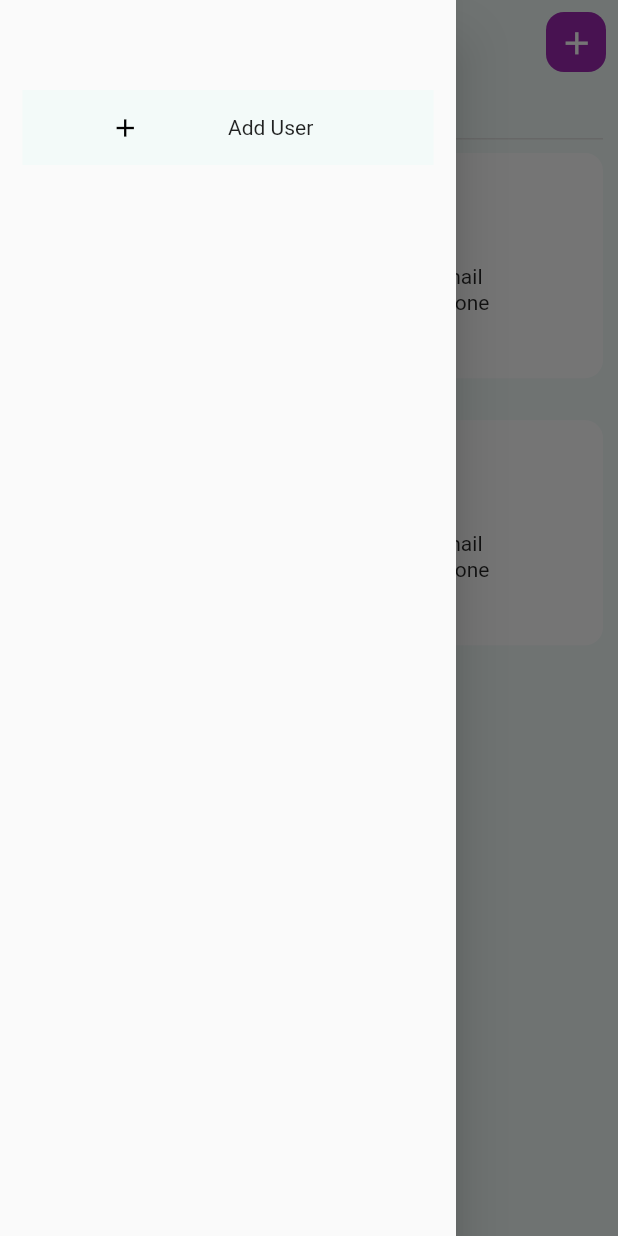
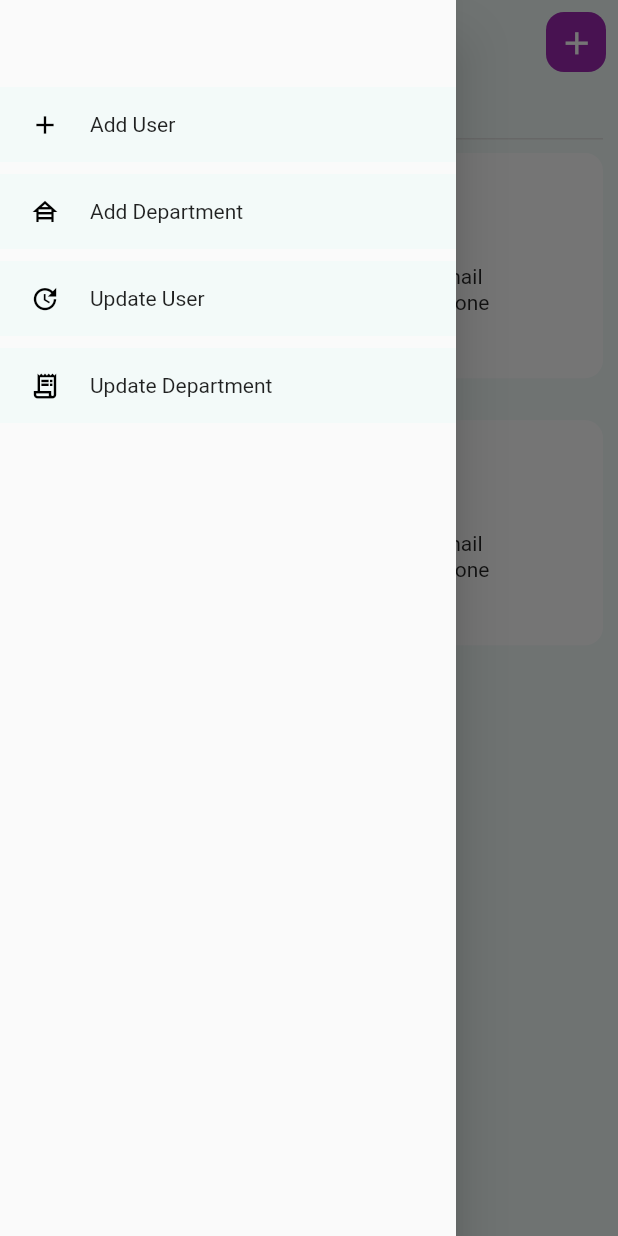
Before and after one commit to iMohamedAhmed195/agile, a Flutter app: the HomeAdminView screen opened by its route, with the side drawer open, on a phone screen of 412 x 824 dp. Run offline on Flutter 3.47's test engine with Material 2 defaults, Android fonts, the light colour scheme and no system bars; our stand-ins replace bloc, calendar_timeline, dio, flutter_bloc, flutter_screenutil, flutter_secure_storage and 2 more; accounts and stored records are empty.

Commit message:
added manipulating to drawer

```diff
--- a/lib/module/add_user_module/add_user_cubit/add_user_state.dart
+++ b/lib/module/add_user_module/add_user_cubit/add_user_state.dart
@@ -3,6 +3,7 @@ part of 'add_user_cubit.dart';
 abstract class AddUserState {}
 
 class AddUserInitial extends AddUserState {}
+class AddUserChange extends AddUserState {}
 class AddUserLoadingState extends AddUserState {}
 class AddUserSuccessState extends AddUserState {
   AddUserModel addUserModel;
--- a/lib/module/home_module/home_admin_view.dart
+++ b/lib/module/home_module/home_admin_view.dart
@@ -1,8 +1,11 @@
 
+import 'package:agile/shared/service/app_reouter.dart';
 import 'package:flutter/material.dart';
+import 'package:go_router/go_router.dart';
 
 class HomeAdminView extends StatelessWidget {
   const HomeAdminView({super.key});
+
 
   @override
   Widget build(BuildContext context) {
@@ -50,8 +53,16 @@ class HomeAdminView extends StatelessWidget {
             crossAxisAlignment: CrossAxisAlignment.end,
             children: [
               Padding(
-                padding: const EdgeInsets.only(top: 30.0),
-                child: myDrawerList(),
+                padding: const EdgeInsets.only(top: 50.0),
+                child: Column(
+                  children: [
+                    myDrawerList(happened: 'Add User' , icon:  Icons.add ,context: context),
+                    myDrawerList(happened: 'Add Department' , icon:  Icons.house_siding_sharp ,context: context),
+                    myDrawerList(happened: 'Update User' , icon:  Icons.update ,context: context),
+                    myDrawerList(happened: 'Update Department' , icon:  Icons.receipt_long_outlined ,context: context),
+
+                  ],
+                ),
               )
             ],
           ),
@@ -213,37 +224,45 @@ class HomeAdminView extends StatelessWidget {
     );
   }
 
-  Widget myDrawerList() {
-    return Padding(
-      padding: const EdgeInsets.only(top: 15),
-      child: Column(
-        children: [
-          menuItem(text: 'Add User', icon: Icons.add),
-        ],
-      ),
+  Widget myDrawerList({required String happened ,required IconData icon , required BuildContext context }) {
+    return Column(
+      children: [
+        menuItem(text: happened, icon: icon ,context: context),
+      ],
     );
   }
 
-  Widget menuItem({String? text, IconData? icon}) {
+  Widget menuItem({required String text,required IconData icon , required BuildContext context}) {
+
     return Material(
       child: InkWell(
+        onTap: (){
+          if(text == 'Add User') {
+            GoRouter.of(context).push(AppRouter.kAddUser);
+          }else if(text == 'Add Department'){
+            GoRouter.of(context).push(AppRouter.kAddDepart);
+          }else if(text == 'Update User'){
+            GoRouter.of(context).push(AppRouter.kUpdateUser);
+          }else if(text =='Update Department'){
+            GoRouter.of(context).push(AppRouter.kUpdateDepart);
+          }
+        },
         child: Padding(
-          padding: const EdgeInsets.all(15.0),
+          padding: const EdgeInsets.only(top: 8.0),
           child: Container(
             height: 50,
             color: const Color(0xffF3FAF9),
             child: Row(
               mainAxisAlignment: MainAxisAlignment.start,
               children: [
-                Expanded(
-                    child: Icon(
-                  icon!,
+                const SizedBox(width: 20,),
+                Icon(
+                  icon,
                   size: 20,
                   color: Colors.black,
-                )),
-                Expanded(
-                  child: Text(text!),
                 ),
+                const SizedBox(width: 20,),
+                Text(text),
               ],
             ),
           ),
--- a/lib/shared/service/app_reouter.dart
+++ b/lib/shared/service/app_reouter.dart
@@ -1,4 +1,8 @@
+import 'package:agile/module/add_department_module/add_depart_view.dart';
 import 'package:agile/module/home_module/home_admin_view.dart';
+import 'package:agile/module/login_module/login_view.dart';
+import 'package:agile/module/update_depart_module/update_depart_view.dart';
+import 'package:agile/module/update_user_module/update_user_details_view.dart';
 import 'package:go_router/go_router.dart';
 import '../../module/add_user_module/add_user_view.dart';
 
@@ -8,11 +12,14 @@ import '../../module/add_user_module/add_user_view.dart';
 abstract class AppRouter{
     static const kHome="/home";
     static const kAddUser="/addUser";
+    static const kAddDepart="/addDepart";
+    static const kUpdateUser="/updateUser";
+    static const kUpdateDepart="/updateDepart";
     static final  router = GoRouter(
     routes: [
       GoRoute(
         path: '/',
-        builder: (context, state) =>   const HomeAdminView(),
+        builder: (context, state) =>    LogInView(),
       ),
       GoRoute(
         path: kHome,
@@ -21,7 +28,18 @@ abstract class AppRouter{
       GoRoute(
         path: kAddUser,
         builder: (context, state) =>   AddUserView(),
+      ),GoRoute(
+        path: kAddDepart,
+        builder: (context, state) =>   AddDepartmentView(),
+      ),GoRoute(
+        path: kUpdateUser,
+        builder: (context, state) =>   UpdateUserDetailsView(),
+      ),GoRoute(
+        path: kUpdateDepart,
+        builder: (context, state) =>   UpdateDepartmentView(),
       ),
+
+
     ],
   );
 }
```
Also changed, not shown: lib/module/add_department_module/add_depart_view.dart (+9 -0 lines), lib/module/add_user_module/add_user_cubit/add_user_cubit.dart (+12 -7 lines), lib/module/add_user_module/add_user_view.dart (+31 -8 lines), lib/module/update_depart_module/update_depart_view.dart (+11 -2 lines), lib/module/update_user_module/update_user_details_view.dart (+9 -0 lines).
